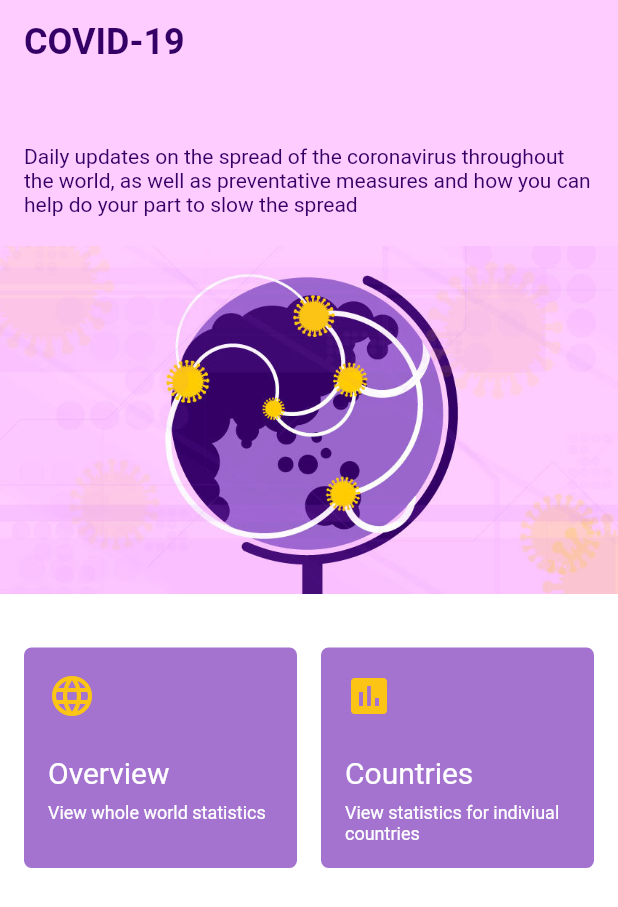
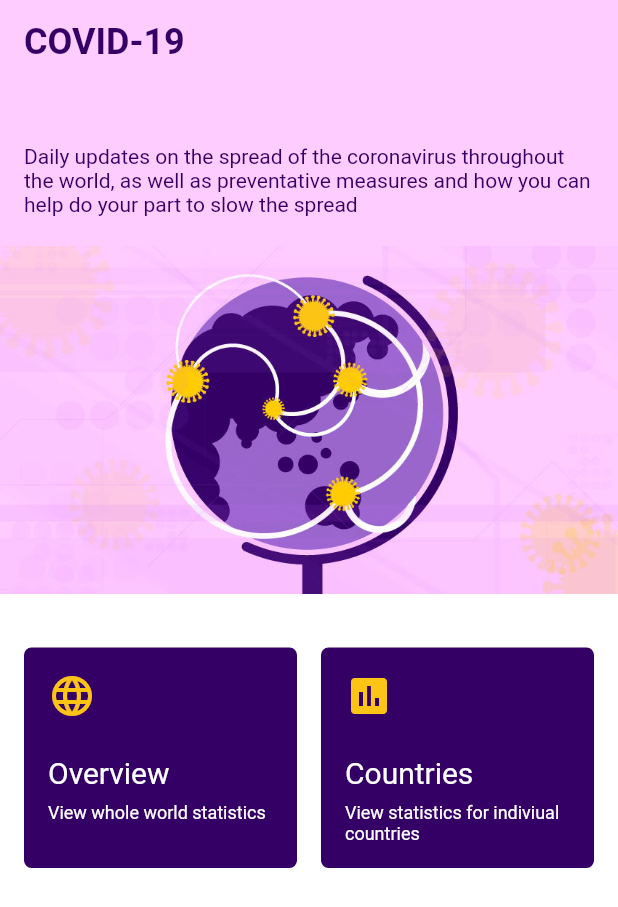
Before and after one commit to Lith1um/CovidTracker, a Flutter app: the screen it shows after launch, on a phone screen of 412 x 824 dp. Shown: the top 907 px of the screen. Run offline on Flutter 3.47's test engine with Material 2 defaults, Android fonts, the phone set to English and light mode, and no system bars; our stand-ins replace google_fonts.

Commit message:
Changes to colors

```diff
--- a/lib/widgets/tile.dart
+++ b/lib/widgets/tile.dart
@@ -17,7 +17,7 @@ class Tile extends StatelessWidget {
     return Expanded(
       child: Container(
         decoration: BoxDecoration(
-          color: PurpleScheme.mainColor,
+          color: PurpleScheme.mainColorDark,
           borderRadius: BorderRadius.all(Radius.circular(5.0))
         ),
         child: Material(
```
